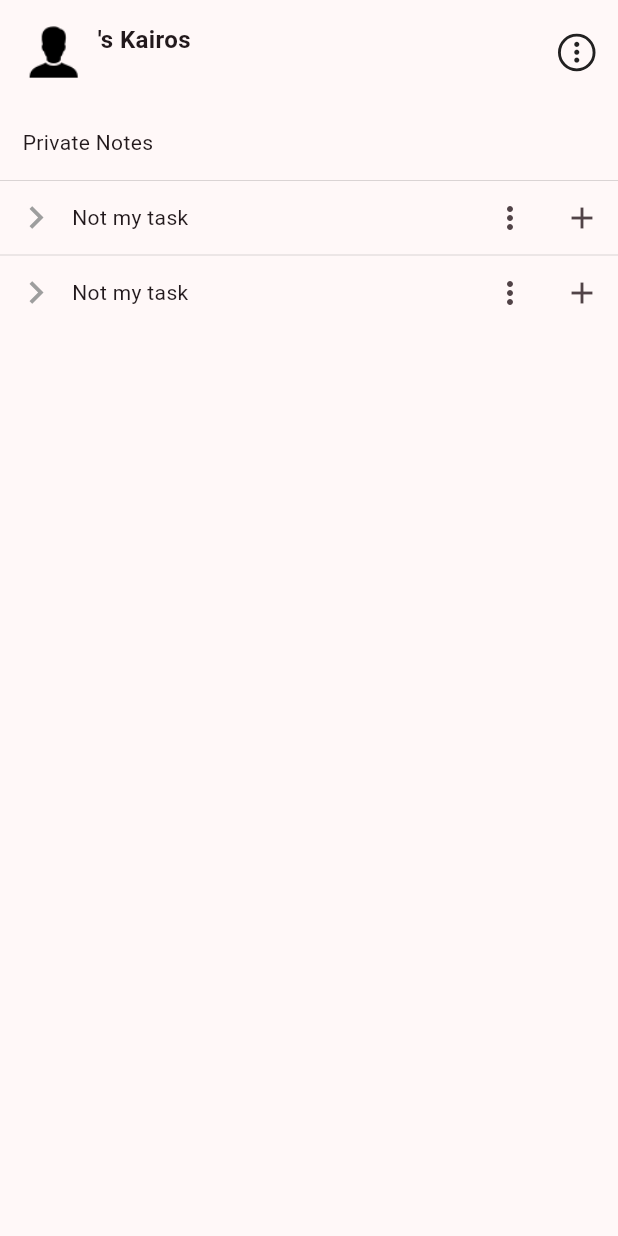
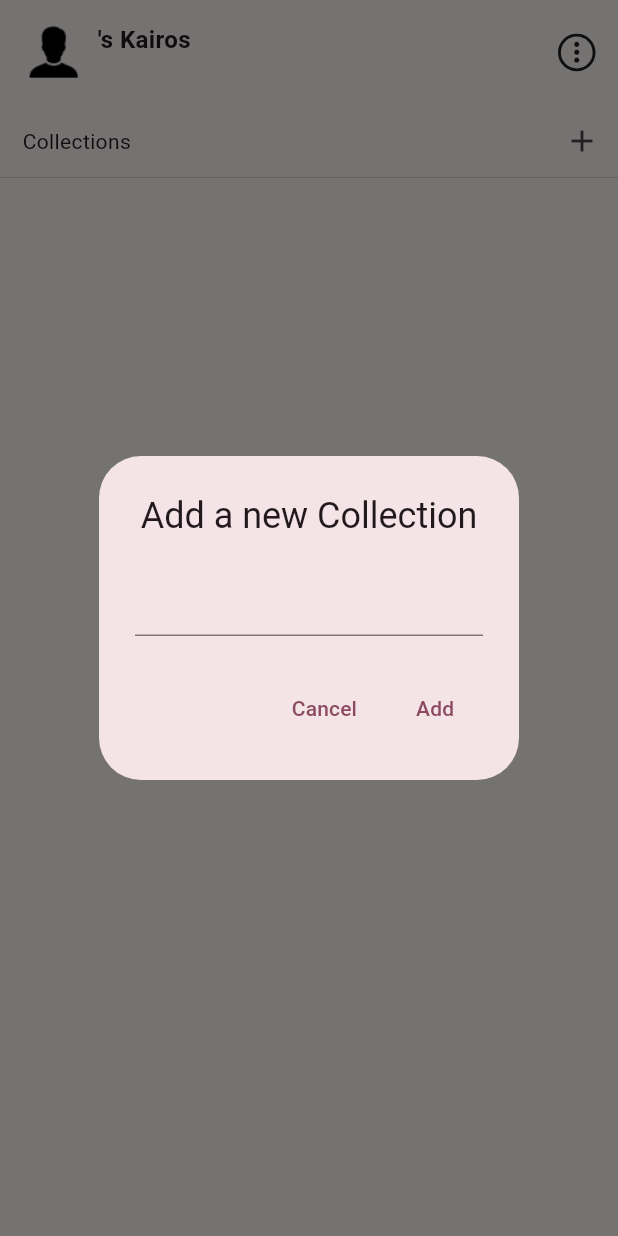
Before and after one commit to nabilbndev/kairos, a Flutter app: the screen it shows once a user with an empty profile is signed in, after a tap on the "add" icon, on a phone screen of 412 x 824 dp. Run offline on Flutter 3.47's test engine with Material 3 defaults, Android fonts, the phone set to English and light mode, and no system bars; our stand-ins replace cloud_firestore, firebase_auth, firebase_core, google_sign_in; accounts and stored records are empty.

```diff
--- /dev/null
+++ b/lib/components/kairos_custom_appbar.dart
@@ -0,0 +1,68 @@
+import 'package:flutter/material.dart';
+import 'package:kairos/components/kairos_avatar_wrapper.dart';
+import 'package:kairos/components/more_vert_circular.dart';
+
+class KairosCustomAppBar extends StatelessWidget {
+  const KairosCustomAppBar({
+    super.key,
+    required this.userPhotoUrl,
+    required this.userDisplayName,
+    required this.userEmail,
+  });
+
+  final String? userPhotoUrl;
+  final String? userDisplayName;
+  final String? userEmail;
+
+  @override
+  Widget build(BuildContext context) {
+    return InkWell(
+      onTap: () {},
+      child: Padding(
+        padding: const EdgeInsets.fromLTRB(15, 15, 15, 15),
+        child: Row(
+          mainAxisAlignment: MainAxisAlignment.spaceBetween,
+          children: [
+            Row(
+              children: [
+                KairosAvatarWrapper(userPhotoUrl: userPhotoUrl),
+                const SizedBox(
+                  width: 10,
+                ),
+                Column(
+                  crossAxisAlignment: CrossAxisAlignment.start,
+                  children: [
+                    userDisplayName == null
+                        ? const Text(
+                            "Guest's Kairos",
+                            style: TextStyle(
+                                fontSize: 16, fontWeight: FontWeight.bold),
+                          )
+                        : Text(
+                            "$userDisplayName's Kairos",
+                            style: const TextStyle(
+                                fontSize: 16, fontWeight: FontWeight.bold),
+                          ),
+                    userEmail == null
+                        ? const Text(
+                            "guest@kairos.com",
+                            style: TextStyle(fontSize: 12),
+                          )
+                        : Text(
+                            userEmail!,
+                            style: const TextStyle(fontSize: 12),
+                          )
+                  ],
+                ),
+              ],
+            ),
+            MoreVerticalCircular(
+              color: Colors.black87,
+              onTap: () {},
+            )
+          ],
+        ),
+      ),
+    );
+  }
+}
--- a/lib/pages/home_page.dart
+++ b/lib/pages/home_page.dart
@@ -1,7 +1,7 @@
+import 'package:cloud_firestore/cloud_firestore.dart';
 import 'package:firebase_auth/firebase_auth.dart';
 import 'package:flutter/material.dart';
-import 'package:kairos/components/kairos_avatar_wrapper.dart';
-import 'package:kairos/components/more_vert_circular.dart';
+import 'package:kairos/components/kairos_custom_appbar.dart';
 
 class HomePage extends StatelessWidget {
   const HomePage({super.key});
@@ -11,76 +11,76 @@ class HomePage extends StatelessWidget {
     final userDisplayName = FirebaseAuth.instance.currentUser?.displayName;
     final userPhotoUrl = FirebaseAuth.instance.currentUser?.photoURL;
     final userEmail = FirebaseAuth.instance.currentUser?.email;
+
+    FirebaseFirestore firestore = FirebaseFirestore.instance;
     final userId = FirebaseAuth.instance.currentUser?.uid;
-
-    // var list = ["Cat", "Deer", "Lion", "Tiger"];
-    var list = [
-      {"name": "Cat", "owner_id": "6O12f738fWQ0NNqP8ITqHGEJsu63"},
-      {"name": "Dog", "owner_id": "dsfsdf"}
-    ];
-
+    final TextEditingController collectionNameController =
+        TextEditingController();
     return Scaffold(
       body: SafeArea(
         child: Center(
           child: Column(
             children: [
-              InkWell(
-                onTap: () {},
-                child: Padding(
-                  padding: const EdgeInsets.fromLTRB(15, 15, 15, 15),
-                  child: Row(
+              KairosCustomAppBar(
+                  userPhotoUrl: userPhotoUrl,
+                  userDisplayName: userDisplayName,
+                  userEmail: userEmail),
+              Row(
                 mainAxisAlignment: MainAxisAlignment.spaceBetween,
                 children: [
-                      Row(
+                  const Padding(
+                    padding: EdgeInsets.only(left: 15),
+                    child: Text("Collections"),
+                  ),
+                  IconButton(
+                      onPressed: () {
+                        showDialog(
+                          context: context,
+                          builder: (context) {
+                            return AlertDialog(
+                              title: const Text("Add a new Collection",
+                                  textAlign: TextAlign.center),
+                              content: Column(
+                                mainAxisSize: MainAxisSize.min,
                                 children: [
-                          KairosAvatarWrapper(userPhotoUrl: userPhotoUrl),
-                          const SizedBox(
-                            width: 10,
-                          ),
-                          Column(
-                            crossAxisAlignment: CrossAxisAlignment.start,
-                            children: [
-                              userDisplayName == null
-                                  ? const Text(
-                                      "Guest's Kairos",
-                                      style: TextStyle(
-                                          fontSize: 16,
-                                          fontWeight: FontWeight.bold),
-                                    )
-                                  : Text(
-                                      "$userDisplayName's Kairos",
-                                      style: const TextStyle(
-                                          fontSize: 16,
-                                          fontWeight: FontWeight.bold),
-                                    ),
-                              userEmail == null
-                                  ? const Text(
-                                      "guest@kairos.com",
-                                      style: TextStyle(fontSize: 12),
-                                    )
-                                  : Text(
-                                      userEmail,
-                                      style: const TextStyle(fontSize: 12),
-                                    )
-                            ],
+                                  TextField(
+                                    controller: collectionNameController,
                                   ),
                                 ],
                               ),
-                      MoreVerticalCircular(
-                        color: Colors.black87,
-                        onTap: () {},
-                      )
+                              actions: [
+                                TextButton(
+                                    onPressed: () {
+                                      Navigator.pop(context);
+                                    },
+                                    child: const Text("Cancel")),
+                                TextButton(
+                                    onPressed: () async {
+                                      await firestore
+                                          .collection("collections")
+                                          .add({
+                                            "collectionName":
+                                                collectionNameController.text,
+                                            "userId": userId,
+                                            "documentId": firestore
+                                                .collection("collection")
+                                                .doc()
+                                                .id
+                                          })
+                                          .then((value) => {
+                                                collectionNameController.clear()
+                                              })
+                                          .then((value) =>
+                                              {Navigator.pop(context)});
+                                    },
+                                    child: const Text("Add"))
                               ],
-                  ),
-                ),
-              ),
-              const Padding(
-                padding: EdgeInsets.all(15.0),
-                child: Row(
-                  children: [
-                    Text("Private Notes"),
+                            );
+                          },
+                        );
+                      },
+                      icon: const Icon(Icons.add))
                 ],
-                ),
               ),
               const Divider(
                 height: 1,
@@ -88,33 +88,37 @@ class HomePage extends StatelessWidget {
                 thickness: 0.1,
               ),
               Expanded(
-                child: ListView.separated(
-                  separatorBuilder: (context, index) {
-                    return const Divider(
-                      height: 2,
-                      color: Colors.black,
-                      thickness: 0.1,
-                    );
-                  },
+                child: StreamBuilder(
+                    stream: FirebaseFirestore.instance
+                        .collection('collections')
+                        .snapshots(),
+                    builder: (context, snapshot) {
+                      if (snapshot.hasError) {
+                        return const Text("Error");
+                      }
+                      switch (snapshot.connectionState) {
+                        case ConnectionState.waiting:
+                          return const Text("Loading...");
+                        default:
+                          return ListView.builder(
+                            itemCount: snapshot.data!.docs.length,
                             itemBuilder: (context, index) {
-                    return Row(
-                      mainAxisAlignment: MainAxisAlignment.spaceBetween,
+                              DocumentSnapshot docu =
+                                  snapshot.data!.docs[index];
+                              return InkWell(
+                                splashColor: Colors.grey,
+                                onTap: () {},
+                                child: Row(
+                                  mainAxisAlignment:
+                                      MainAxisAlignment.spaceBetween,
                                   children: [
                                     Row(
                                       children: [
-                            IconButton(
-                              onPressed: () {
-                                print(userId);
-                              },
-                              icon: const Icon(
-                                Icons.keyboard_arrow_right_outlined,
-                                color: Colors.grey,
-                                size: 30,
+                                        Padding(
+                                          padding:
+                                              const EdgeInsets.only(left: 15.0),
+                                          child: Text(docu["collectionName"]),
                                         ),
-                            ),
-                            Text(userId != list[index]["owner_id"]
-                                ? "Not my task"
-                                : "${list[index]["name"]}"),
                                       ],
                                     ),
                                     Row(
@@ -122,15 +126,15 @@ class HomePage extends StatelessWidget {
                                         IconButton(
                                             onPressed: () {},
                                             icon: const Icon(Icons.more_vert)),
-                            IconButton(
-                                onPressed: () {}, icon: const Icon(Icons.add))
                                       ],
                                     )
                                   ],
+                                ),
                               );
                             },
-                  itemCount: list.length,
-                ),
+                          );
+                      }
+                    }),
               )
             ],
           ),
@@ -139,10 +143,3 @@ class HomePage extends StatelessWidget {
     );
   }
 }
-
-class Collections {
-  Collections(this.name, this.ownerId, this.id);
-  final String name;
-  final String ownerId;
-  final String id;
-}
```
Lines whose indentation alone changed are shown as unchanged.
